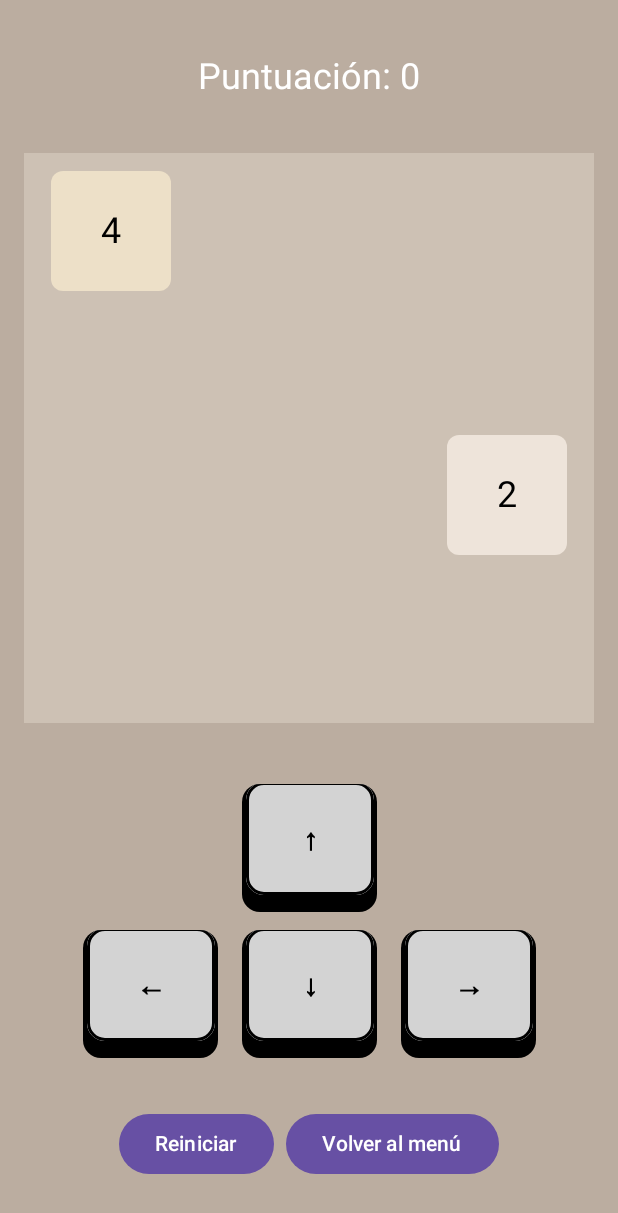
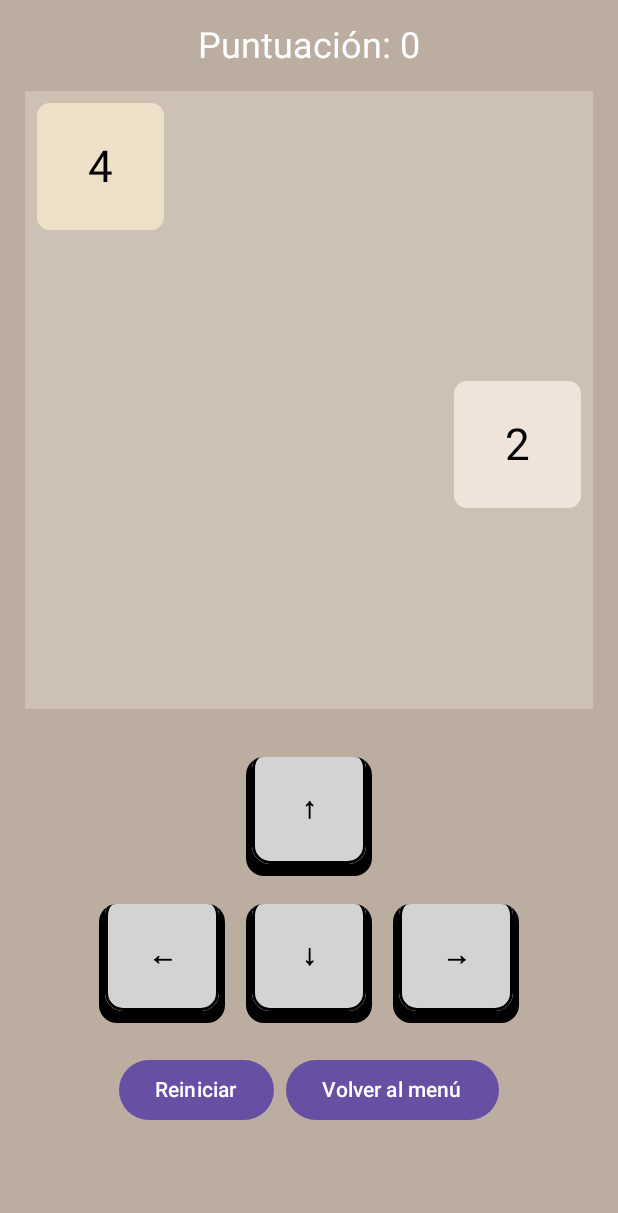
Before and after one commit to Jakon-Dev/Android-2048-GAME, an Android app built with Jetpack Compose: the GameScreen screen opened through its navigation route, on a phone screen of 412 x 824 dp. Shown: the top 1213 px of the screen. Run offline under Robolectric (Android 15) with nearby library versions, the phone set to English and light mode, and no system bars.

Commit message:
!isLanscape() relative board

```diff
--- a/app/src/main/java/com/jakondev/a2048_game/ui/Tile.kt
+++ b/app/src/main/java/com/jakondev/a2048_game/ui/Tile.kt
@@ -27,17 +27,21 @@ fun Tile(value: Int, modifier: Modifier) {
         label = "ColorAnimation"
     )
 
+    BoxWithConstraints(modifier = modifier) {
+        val tileSize = maxWidth
+        val cornerRadius = tileSize * 0.1f
+        val fontSize = tileSize.value * 0.35f
+
         Box(
             modifier = Modifier
-            .padding(4.dp)
-            .size(80.dp)
+                .fillMaxSize()
                 .graphicsLayer {
                     scaleX = scale
                     scaleY = scale
                 }
                 .background(
                     color = backgroundColor,
-                shape = RoundedCornerShape(8.dp)
+                    shape = RoundedCornerShape(cornerRadius)
                 ),
             contentAlignment = Alignment.Center
         ) {
@@ -49,10 +53,11 @@ fun Tile(value: Int, modifier: Modifier) {
                 if (targetValue != 0) {
                     Text(
                         text = targetValue.toString(),
-                    fontSize = 24.sp,
+                        fontSize = fontSize.sp,
                         color = Color.Black
                     )
                 }
             }
         }
     }
+}
--- a/app/src/main/java/com/jakondev/a2048_game/ui/game/DirectionControls.kt
+++ b/app/src/main/java/com/jakondev/a2048_game/ui/game/DirectionControls.kt
@@ -20,6 +20,7 @@ import androidx.compose.ui.graphics.Color
 import androidx.compose.foundation.gestures.detectTapGestures
 import androidx.compose.ui.semantics.semantics
 import androidx.compose.ui.semantics.contentDescription
+import androidx.compose.ui.unit.Dp
 
 @Composable
 fun DirectionControls(
@@ -28,37 +29,44 @@ fun DirectionControls(
     onLeft: () -> Unit,
     onRight: () -> Unit
 ) {
+    BoxWithConstraints(
+        modifier = Modifier
+            .fillMaxWidth()
+            .padding(16.dp)
+    ) {
+        val buttonSize = maxWidth * 0.22f // Porcentaje del ancho disponible
+        val outlineSize = buttonSize + 8.dp
+        val spacing = maxWidth * 0.04f
+
         Column(
-
             horizontalAlignment = Alignment.CenterHorizontally,
-        verticalArrangement = Arrangement.Center,
-        modifier = Modifier
-            .padding(16.dp)
+            verticalArrangement = Arrangement.Center
         ) {
             Row(
                 horizontalArrangement = Arrangement.Center,
                 verticalAlignment = Alignment.Bottom,
                 modifier = Modifier
                     .fillMaxWidth()
-                .height(85.dp)
+                    .height(buttonSize + 8.dp)
             ) {
-            StylizedButton("↑", onUp)
+                StylizedButton("↑", onUp, buttonSize, outlineSize)
             }
 
-        Spacer(modifier = Modifier.height(12.dp))
+            Spacer(modifier = Modifier.height(spacing))
 
             Row(
                 horizontalArrangement = Arrangement.Center,
                 verticalAlignment = Alignment.Bottom,
                 modifier = Modifier
                     .fillMaxWidth()
-                .height(85.dp)
+                    .height(buttonSize + 8.dp)
             ) {
-            StylizedButton("←", onLeft)
-            Spacer(modifier = Modifier.width(16.dp))
-            StylizedButton("↓", onDown)
-            Spacer(modifier = Modifier.width(16.dp))
-            StylizedButton("→", onRight)
+                StylizedButton("←", onLeft, buttonSize, outlineSize)
+                Spacer(modifier = Modifier.width(spacing))
+                StylizedButton("↓", onDown, buttonSize, outlineSize)
+                Spacer(modifier = Modifier.width(spacing))
+                StylizedButton("→", onRight, buttonSize, outlineSize)
+            }
         }
     }
 }
@@ -66,15 +74,15 @@ fun DirectionControls(
 @Composable
 fun StylizedButton(
     text: String,
-    onClick: () -> Unit
+    onClick: () -> Unit,
+    buttonSize: Dp,
+    outlineSize: Dp
 ) {
     var pressed by remember { mutableStateOf(false) }
 
-    val buttonColor = Color(0xFFD3D3D3) // Light grey
+    val buttonColor = Color(0xFFD3D3D3)
     val outlineColor = Color.Black
     val cornerRadius = 12.dp
-    val buttonSize = 85.dp
-    val outlineSize = 90.dp
 
     val offsetY by animateFloatAsState(
         targetValue = if (pressed) 0f else -7f,
@@ -91,8 +99,8 @@ fun StylizedButton(
         modifier = Modifier
             .offset(y = 3.dp)
             .background(outlineColor, RoundedCornerShape(cornerRadius))
-            .width(outlineSize) // Mantiene el mismo ancho
-            .height(outlineHeight.dp) // Cambia la altura animadamente
+            .width(outlineSize)
+            .height(outlineHeight.dp)
             .clip(RoundedCornerShape(cornerRadius)),
         contentAlignment = Alignment.Center,
     ) {
@@ -100,8 +108,7 @@ fun StylizedButton(
             contentAlignment = Alignment.Center,
             modifier = Modifier
                 .offset(y = offsetY.dp)
-                .width(buttonSize)
-                .height(buttonSize - 10.dp)
+                .size(buttonSize)
                 .clip(RoundedCornerShape(cornerRadius))
                 .background(buttonColor)
                 .border(2.dp, outlineColor, RoundedCornerShape(cornerRadius))
@@ -122,7 +129,7 @@ fun StylizedButton(
         ) {
             Text(
                 text = text,
-                fontSize = 20.sp,
+                fontSize = (buttonSize.value * 0.25).sp, // Escalado proporcional
                 fontWeight = FontWeight.Bold,
                 color = outlineColor
             )
--- a/app/src/main/java/com/jakondev/a2048_game/ui/game/GameBoard.kt
+++ b/app/src/main/java/com/jakondev/a2048_game/ui/game/GameBoard.kt
@@ -1,33 +1,64 @@
 package com.jakondev.a2048_game.ui.game
 
+import android.util.Log
 import androidx.compose.foundation.background
+import androidx.compose.foundation.layout.Arrangement
 import androidx.compose.foundation.layout.Column
 import androidx.compose.foundation.layout.Row
+import androidx.compose.foundation.layout.aspectRatio
+import androidx.compose.foundation.layout.fillMaxWidth
+import androidx.compose.foundation.layout.height
 import androidx.compose.foundation.layout.padding
 import androidx.compose.foundation.layout.size
+import androidx.compose.foundation.layout.width
 import androidx.compose.runtime.Composable
 import androidx.compose.ui.Alignment
 import androidx.compose.ui.Modifier
 import androidx.compose.ui.graphics.Color
 import androidx.compose.ui.unit.Dp
-import androidx.compose.ui.unit.dp
 import com.jakondev.game2048.ui.Tile
 
 @Composable
-fun GameBoard(board: Array<IntArray>, size: Dp) {
-    val cellSize = size / board.size
+fun GameBoard(board: Array<IntArray>, width: Dp, height: Dp) {
+    val rows = board.size
+    val columns = board.firstOrNull()?.size ?: 0
+
+    Log.d("GameBoard", "Rows: $rows, Columns: $columns")
+
+    val boardPadding = width * 0.02f // podrías usar width o height aquí, depende
+    val cellSpacing = width * 0.02f // igual aquí, elegimos width como referencia
+
+    Log.d("GameBoard", "Board Padding: $boardPadding, Cell Spacing: $cellSpacing")
+
+    val availableWidth = width - (boardPadding * 2) - (cellSpacing * (columns + 3))
+    val availableHeight = height - (boardPadding * 2) - (cellSpacing * (rows + 3))
+
+    Log.d("GameBoard", "Available Width: $availableWidth, Available Height: $availableHeight")
+
+    val cellWidth = availableWidth / columns
+    val cellHeight = availableHeight / rows
 
     Column(
         modifier = Modifier
-            .size(size)
+            .width(width)
+            .height(height)
             .background(Color(0xFFCDC1B4))
-            .padding(8.dp),
+            .padding(boardPadding),
+        verticalArrangement = Arrangement.spacedBy(cellSpacing),
         horizontalAlignment = Alignment.CenterHorizontally
     ) {
         board.forEach { row ->
-            Row {
+            Row(
+                horizontalArrangement = Arrangement.spacedBy(cellSpacing),
+                verticalAlignment = Alignment.CenterVertically
+            ) {
                 row.forEach { value ->
-                    Tile(value, Modifier.size(cellSize))
+                    Tile(
+                        value,
+                        Modifier
+                            .width(cellWidth)
+                            .height(cellHeight)
+                    )
                 }
             }
         }
--- a/app/src/main/java/com/jakondev/a2048_game/ui/game/GameScreen.kt
+++ b/app/src/main/java/com/jakondev/a2048_game/ui/game/GameScreen.kt
@@ -10,60 +10,76 @@ import androidx.compose.ui.Alignment
 import androidx.compose.ui.Modifier
 import androidx.compose.ui.graphics.Color
 import androidx.compose.ui.platform.LocalConfiguration
+import androidx.compose.ui.unit.Dp
 import androidx.compose.ui.unit.dp
 import com.jakondev.game2048.GameViewModel
 import androidx.navigation.NavController
 import com.jakondev.a2048_game.ui.game.GameControls
 import com.jakondev.a2048_game.ui.game.GameBoard
-
+import rememberScreenSize
 
 @Composable
 fun GameScreen(viewModel: GameViewModel, navController: NavController) {
     val board = viewModel.board.collectAsState()
     val score = viewModel.score.collectAsState()
+    val swipes = viewModel.swipes.collectAsState()
     val isGameOver = viewModel.isGameOver.collectAsState()
+
     val isLandscape = LocalConfiguration.current.orientation == Configuration.ORIENTATION_LANDSCAPE
 
-    BoxWithConstraints(
+    val screenSize = rememberScreenSize()
+
+    val spacingSmall: Dp = screenSize.width * 0.02f
+    val padding: Dp = screenSize.width * 0.04f
+
+    val boardSide = if (screenSize.isLandscape) {
+        screenSize.height.coerceAtMost(screenSize.width / 2)
+    } else {
+        screenSize.width.coerceAtMost(screenSize.height / 2)
+    }
+
+
+    // Obtenemos el tamaño disponible para el tablero
+    val boardWidth = boardSide
+    val boardHeight = boardSide
+
+    Box(
         modifier = Modifier
             .fillMaxSize()
             .background(Color(0xFFBBADA0))
-            .padding(16.dp)
+            .padding(padding)
     ) {
-        val boxMaxHeight = maxHeight
-        val boxMaxWidth = maxWidth
-
         if (isLandscape) {
             Row(
-                modifier = Modifier.fillMaxSize(),
-                horizontalArrangement = Arrangement.SpaceEvenly,
-                verticalAlignment = Alignment.CenterVertically
+                horizontalArrangement = Arrangement.spacedBy(spacingSmall),
+                verticalAlignment = Alignment.CenterVertically,
+                modifier = Modifier.fillMaxSize()
             ) {
-                GameBoard(board.value, boxMaxHeight)
+                GameBoard(board.value, width = boardWidth, height = boardHeight)
                 GameControls(score.value, viewModel, navController)
             }
         } else {
             Column(
-                modifier = Modifier.fillMaxSize(),
                 horizontalAlignment = Alignment.CenterHorizontally,
-                verticalArrangement = Arrangement.SpaceEvenly
+                verticalArrangement = Arrangement.spacedBy(spacingSmall),
+                modifier = Modifier.fillMaxSize()
             ) {
                 ScoreDisplay(score.value)
-                GameBoard(board.value, boxMaxWidth)
+                GameBoard(board.value, width = boardWidth, height = boardHeight)
                 DirectionControls(
                     onUp = viewModel::moveUp,
                     onDown = viewModel::moveDown,
                     onLeft = viewModel::moveLeft,
                     onRight = viewModel::moveRight
                 )
-                Row {
+                Row(
+                    horizontalArrangement = Arrangement.spacedBy(spacingSmall)
+                ) {
                     Button(onClick = viewModel::resetGame) {
                         Text("Reiniciar")
                     }
-                    Spacer(modifier = Modifier.width(8.dp))
                     Button(onClick = { navController.navigate("menu") }) {
                         Text("Volver al menú")
-                    }
                     }
                 }
             }
@@ -82,8 +98,7 @@ fun GameScreen(viewModel: GameViewModel, navController: NavController) {
             )
         }
     }
-
-
+}
 
 
 
@@ -94,6 +109,7 @@ fun ScoreDisplay(score: Int) {
         text = "Puntuación: $score",
         fontSize = MaterialTheme.typography.headlineSmall.fontSize,
         color = Color.White,
-        modifier = Modifier.padding(bottom = 16.dp)
+        modifier = Modifier
+            .padding(bottom = 8.dp) // Podés hacerlo relativo si querés, pero este tamaño es pequeño
     )
 }
--- a/app/src/main/java/com/jakondev/a2048_game/viewmodel/GameViewModel.kt
+++ b/app/src/main/java/com/jakondev/a2048_game/viewmodel/GameViewModel.kt
@@ -15,6 +15,15 @@ class GameViewModel : ViewModel() {
     // Puntuación actual del jugador.
     private val _score = MutableStateFlow(0)
     val score = _score.asStateFlow()
+
+    // Contador de movimientos.
+    private val _swipes = MutableStateFlow(0)
+    val swipes = _swipes.asStateFlow()
+
+    // Incrementa el contador de movimientos.
+    fun incrementSwipes() {
+        _swipes.value++
+    }
 
     // Indica si el juego ha terminado.
     private val _isGameOver = MutableStateFlow(false)
--- /dev/null
+++ b/app/src/main/java/com/jakondev/a2048_game/viewmodel/ScreenSize.kt
@@ -0,0 +1,21 @@
+import android.content.res.Configuration
+import androidx.compose.runtime.Composable
+import androidx.compose.ui.platform.LocalConfiguration
+import androidx.compose.ui.unit.Dp
+import androidx.compose.ui.unit.dp
+
+data class ScreenSize(
+    val width: Dp,
+    val height: Dp,
+    val isLandscape: Boolean
+)
+
+@Composable
+fun rememberScreenSize(): ScreenSize {
+    val configuration = LocalConfiguration.current
+    return ScreenSize(
+        width = configuration.screenWidthDp.dp,
+        height = configuration.screenHeightDp.dp,
+        isLandscape = configuration.orientation == Configuration.ORIENTATION_LANDSCAPE
+    )
+}
--- a/app/src/main/res/values/strings.xml
+++ b/app/src/main/res/values/strings.xml
@@ -1,3 +1,3 @@
 <resources>
-    <string name="app_name">2048-GAME</string>
+    <string name="app_name">2048</string>
 </resources>
```
Lines whose indentation alone changed are shown as unchanged.
